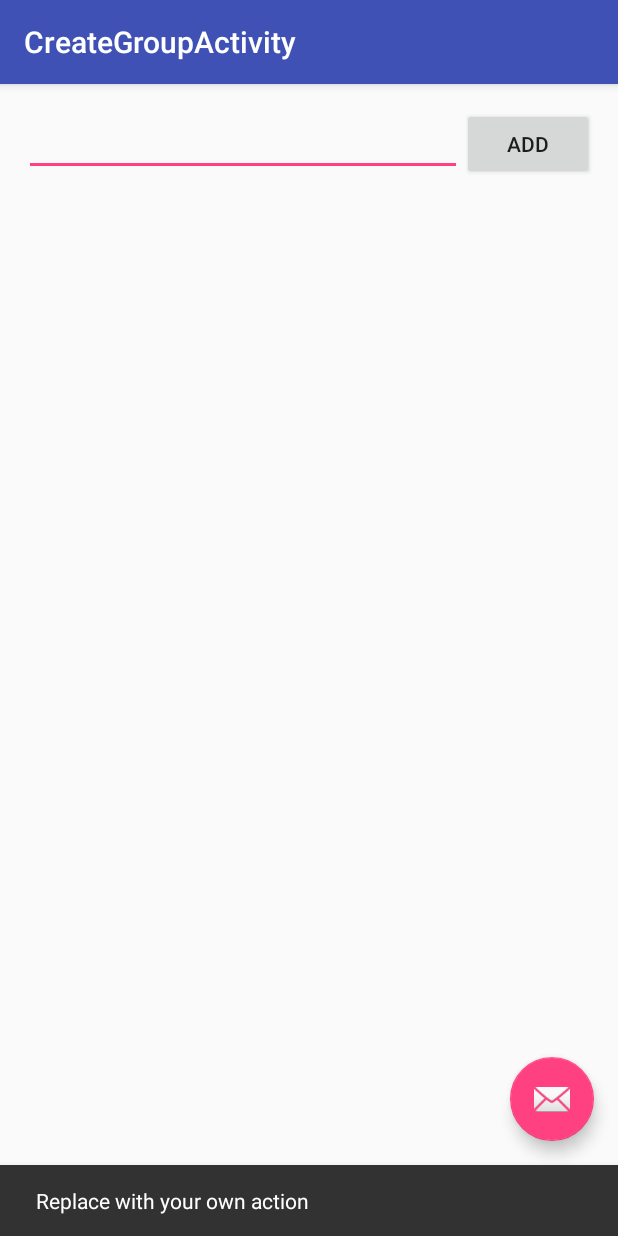
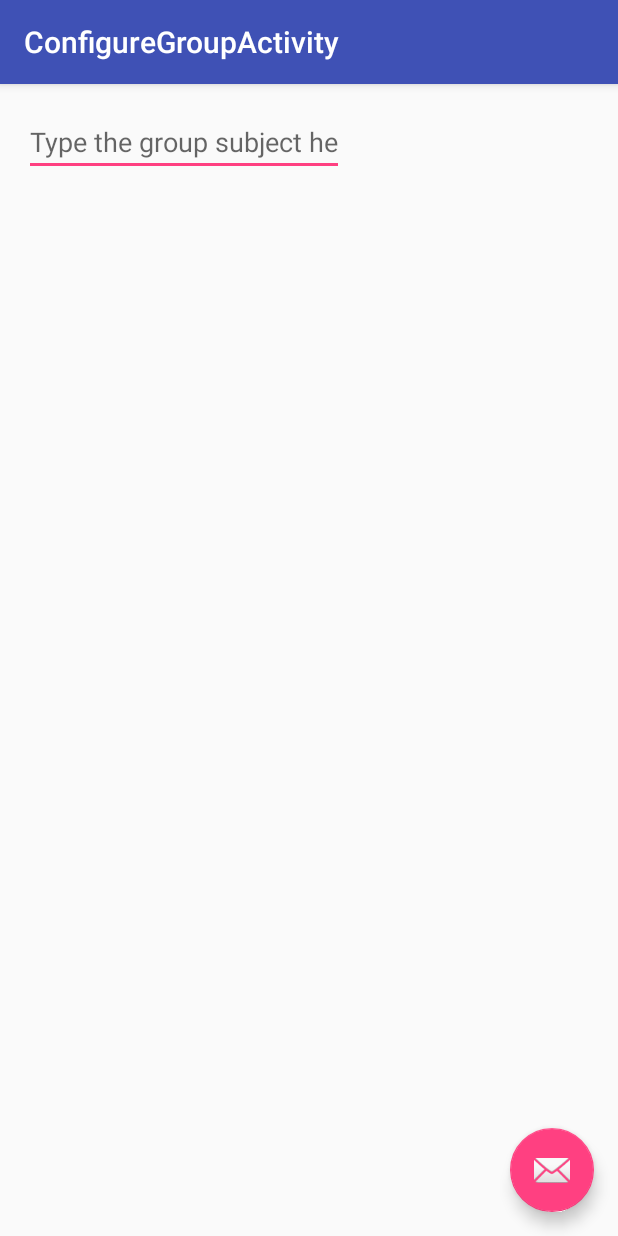
Before and after one commit to SimonIlic/project-psychic-waffle, an Android app: the CreateGroupActivity screen opened directly, with no data from a screen before it, after a tap on an icon or button, on a phone screen of 412 x 824 dp. Run offline under Robolectric (Android 15) with nearby library versions, the phone set to English and light mode, and no system bars; our stand-ins replace Firebase (no records; nobody signed in at launch, a user with empty details on screens opened directly).

Commit message:
created configureGroupActivity

```diff
--- a/AutoMeetup/app/src/main/AndroidManifest.xml
+++ b/AutoMeetup/app/src/main/AndroidManifest.xml
@@ -24,6 +24,10 @@
         <activity
             android:name=".CreateGroupActivity"
             android:label="@string/title_activity_create_group"
+            android:theme="@style/AppTheme" />
+        <activity
+            android:name=".ConfigureGroupActivity"
+            android:label="@string/title_activity_configure_group"
             android:theme="@style/AppTheme"></activity>
     </application>
 
--- /dev/null
+++ b/AutoMeetup/app/src/main/java/mprog/nl/automeetup/ConfigureGroupActivity.java
@@ -0,0 +1,61 @@
+package mprog.nl.automeetup;
+
+import android.os.Bundle;
+import android.support.design.widget.FloatingActionButton;
+import android.support.design.widget.Snackbar;
+import android.support.v7.app.AppCompatActivity;
+import android.support.v7.widget.Toolbar;
+import android.view.View;
+import android.widget.ArrayAdapter;
+import android.widget.EditText;
+import android.widget.ListView;
+
+public class ConfigureGroupActivity extends AppCompatActivity {
+    MeetingGroup group;
+    ArrayAdapter listAdapter;
+
+    @Override
+    protected void onCreate(Bundle savedInstanceState) {
+        super.onCreate(savedInstanceState);
+        setContentView(R.layout.activity_configure_group);
+        Toolbar toolbar = (Toolbar) findViewById(R.id.toolbar);
+        setSupportActionBar(toolbar);
+
+        FloatingActionButton fab = (FloatingActionButton) findViewById(R.id.fab);
+        fab.setOnClickListener(new View.OnClickListener() {
+            @Override
+            public void onClick(View view) {
+                finalizeGroup();
+            }
+        });
+
+        // get partially constructed group from previous activity
+        Bundle inentBundle = getIntent().getExtras();
+        group = (MeetingGroup) inentBundle.getSerializable("Group");
+
+
+    }
+
+    private void finalizeGroup() {
+        // set group name
+        EditText groupNameET = (EditText) findViewById(R.id.groupNameET);
+        group.setName(groupNameET.getText().toString());
+
+        group.createId();
+
+
+    }
+
+    /** set up listview and adapter **/
+    public void setupListView(){
+        // startup listview
+        ListView memberListView = (ListView) findViewById(R.id.memberListView);
+        listAdapter = new ArrayAdapter<>(this,
+                android.R.layout.simple_list_item_1, group.getEmailAddresses());
+        memberListView.setAdapter(listAdapter);
+
+        // Register ListView for context menu, implicitly defining item longclick listener
+        registerForContextMenu(memberListView);
+    }
+
+}
--- a/AutoMeetup/app/src/main/java/mprog/nl/automeetup/CreateGroupActivity.java
+++ b/AutoMeetup/app/src/main/java/mprog/nl/automeetup/CreateGroupActivity.java
@@ -1,5 +1,6 @@
 package mprog.nl.automeetup;
 
+import android.content.Intent;
 import android.os.Bundle;
 import android.support.design.widget.FloatingActionButton;
 import android.support.design.widget.Snackbar;
@@ -31,8 +32,10 @@ public class CreateGroupActivity extends AppCompatActivity {
         fab.setOnClickListener(new View.OnClickListener() {
             @Override
             public void onClick(View view) {
-                Snackbar.make(view, "Replace with your own action", Snackbar.LENGTH_LONG)
-                        .setAction("Action", null).show();
+                Intent intent = new Intent(getBaseContext(), ConfigureGroupActivity.class);
+                intent.putExtra("Group", group);
+                startActivity(intent);
+                finish();
             }
         });
 
@@ -113,7 +116,7 @@ public class CreateGroupActivity extends AppCompatActivity {
                 Patterns.EMAIL_ADDRESS.matcher(target).matches();
     }
 
-    /** checks if a users email address is not allready added to the group **/
+    /** checks if a users email address is not already added to the group **/
     public final boolean isDuplicateEmail(String target) {
         return group.getEmailAddresses().contains(target);
     }
--- /dev/null
+++ b/AutoMeetup/app/src/main/res/layout/activity_configure_group.xml
@@ -0,0 +1,34 @@
+<?xml version="1.0" encoding="utf-8"?>
+<android.support.design.widget.CoordinatorLayout xmlns:android="http://schemas.android.com/apk/res/android"
+    xmlns:app="http://schemas.android.com/apk/res-auto"
+    xmlns:tools="http://schemas.android.com/tools"
+    android:layout_width="match_parent"
+    android:layout_height="match_parent"
+    android:fitsSystemWindows="true"
+    tools:context="mprog.nl.automeetup.ConfigureGroupActivity">
+
+    <android.support.design.widget.AppBarLayout
+        android:layout_width="match_parent"
+        android:layout_height="wrap_content"
+        android:theme="@style/AppTheme.AppBarOverlay">
+
+        <android.support.v7.widget.Toolbar
+            android:id="@+id/toolbar"
+            android:layout_width="match_parent"
+            android:layout_height="?attr/actionBarSize"
+            android:background="?attr/colorPrimary"
+            app:popupTheme="@style/AppTheme.PopupOverlay" />
+
+    </android.support.design.widget.AppBarLayout>
+
+    <include layout="@layout/content_configure_group" />
+
+    <android.support.design.widget.FloatingActionButton
+        android:id="@+id/fab"
+        android:layout_width="wrap_content"
+        android:layout_height="wrap_content"
+        android:layout_gravity="bottom|end"
+        android:layout_margin="@dimen/fab_margin"
+        app:srcCompat="@android:drawable/ic_dialog_email" />
+
+</android.support.design.widget.CoordinatorLayout>
--- /dev/null
+++ b/AutoMeetup/app/src/main/res/layout/content_configure_group.xml
@@ -0,0 +1,29 @@
+<?xml version="1.0" encoding="utf-8"?>
+<RelativeLayout xmlns:android="http://schemas.android.com/apk/res/android"
+    xmlns:app="http://schemas.android.com/apk/res-auto"
+    xmlns:tools="http://schemas.android.com/tools"
+    android:id="@+id/content_configure_group"
+    android:layout_width="match_parent"
+    android:layout_height="match_parent"
+    android:paddingBottom="@dimen/activity_vertical_margin"
+    android:paddingLeft="@dimen/activity_horizontal_margin"
+    android:paddingRight="@dimen/activity_horizontal_margin"
+    android:paddingTop="@dimen/activity_vertical_margin"
+    app:layout_behavior="@string/appbar_scrolling_view_behavior"
+    tools:context="mprog.nl.automeetup.ConfigureGroupActivity"
+    tools:showIn="@layout/activity_configure_group">
+
+    <EditText
+        android:layout_width="wrap_content"
+        android:layout_height="wrap_content"
+        android:inputType="textPersonName"
+        android:hint="@string/group_name"
+        android:ems="10"
+        android:id="@+id/groupNameET" />
+
+    <ListView
+        android:id="@+id/memberListView"
+        android:layout_below="@id/groupNameET"
+        android:layout_width="match_parent"
+        android:layout_height="match_parent" />
+</RelativeLayout>
--- a/AutoMeetup/app/src/main/res/values/strings.xml
+++ b/AutoMeetup/app/src/main/res/values/strings.xml
@@ -8,4 +8,6 @@
     <string name="title_activity_create_group">CreateGroupActivity</string>
     <string name="add">Add</string>
     <string name="delete">Delete</string>
+    <string name="title_activity_configure_group">ConfigureGroupActivity</string>
+    <string name="group_name">Type the group subject here...</string>
 </resources>
```
Also changed, not shown: AutoMeetup/app/src/main/java/mprog/nl/automeetup/MeetingGroup.java (+39 -1 lines), 1 other file.
